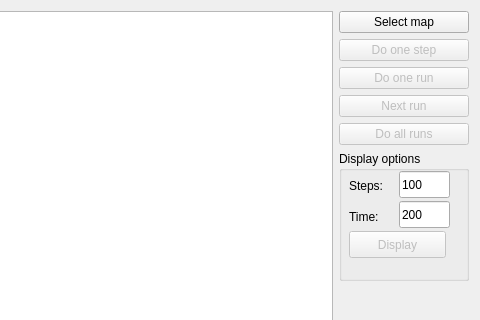
Minoru/vacuum_cleaner_world-qt, file mainwindow.ui: the form before one commit; both pictures show x 116 to 596 and y 0 to 320 of the 596 by 575 pixel window.
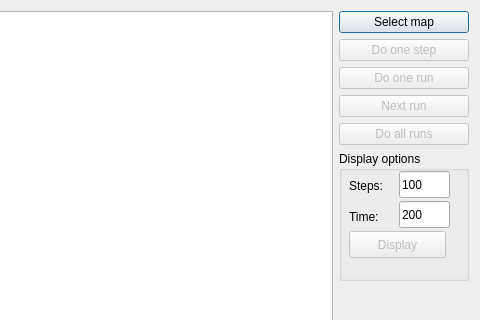
The form after the commit. Icons and pictures are not drawn.

```diff
--- a/mainwindow.ui
+++ b/mainwindow.ui
@@ -33,6 +33,12 @@
       <property name="text">
        <string>Select map</string>
       </property>
+      <property name="autoDefault">
+       <bool>true</bool>
+      </property>
+      <property name="default">
+       <bool>true</bool>
+      </property>
      </widget>
     </item>
     <item row="1" column="1">
```
Left out of the diff: 36 changed lines with no effect on the pictures.
